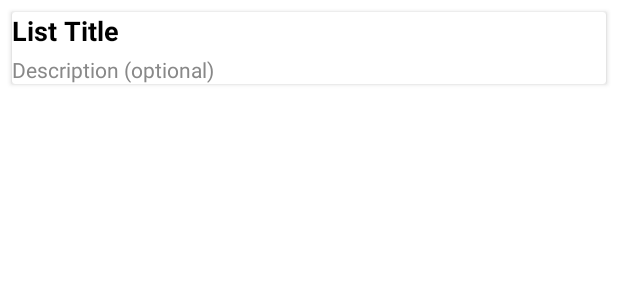
After one commit to amriths04/NothingToDo, an Android app: the layout item_task_list.xml on its own in the app's theme, with its tools: preview values and no code run, on a phone screen of 412 x 824 dp. The commit adds this screen. Shown: the top 300 px of the screen. Run offline under Robolectric (Android 15) with nearby library versions, the phone set to English and light mode, and no system bars.

Commit message:
adding list

```diff
--- a/app/build.gradle
+++ b/app/build.gradle
@@ -35,7 +35,13 @@ dependencies {
     implementation libs.activity
     implementation libs.constraintlayout
     implementation libs.gridlayout
+    implementation libs.room.runtime
+    annotationProcessor libs.room.compiler
+
     testImplementation libs.junit
     androidTestImplementation libs.ext.junit
     androidTestImplementation libs.espresso.core
+    implementation libs.room.runtime
+    annotationProcessor libs.room.compiler
+
 }
--- a/app/src/main/res/layout/activity_main.xml
+++ b/app/src/main/res/layout/activity_main.xml
@@ -131,6 +131,7 @@
                 android:layout_marginBottom="16dp"
                 android:clipToPadding="false"
                 android:overScrollMode="never"/>
+
         </LinearLayout>
     </ScrollView>
 
--- /dev/null
+++ b/app/src/main/res/layout/item_task_list.xml
@@ -0,0 +1,33 @@
+<?xml version="1.0" encoding="utf-8"?>
+<androidx.cardview.widget.CardView xmlns:android="http://schemas.android.com/apk/res/android"
+    android:layout_width="match_parent"
+    android:layout_height="wrap_content"
+    android:layout_marginVertical="8dp"
+    android:layout_marginHorizontal="8dp"
+    android:elevation="4dp"
+    android:padding="16dp">
+
+    <LinearLayout
+        android:layout_width="match_parent"
+        android:layout_height="wrap_content"
+        android:orientation="vertical">
+
+        <TextView
+            android:id="@+id/listName"
+            android:layout_width="wrap_content"
+            android:layout_height="wrap_content"
+            android:text="List Title"
+            android:textSize="18sp"
+            android:textStyle="bold"
+            android:textColor="@color/textPrimary" />
+
+        <TextView
+            android:id="@+id/listDesc"
+            android:layout_width="wrap_content"
+            android:layout_height="wrap_content"
+            android:text="Description (optional)"
+            android:textSize="14sp"
+            android:textColor="@color/textSecondary"
+            android:layout_marginTop="4dp" />
+    </LinearLayout>
+</androidx.cardview.widget.CardView>
--- a/gradle/libs.versions.toml
+++ b/gradle/libs.versions.toml
@@ -8,6 +8,7 @@ material = "1.12.0"
 activity = "1.10.1"
 constraintlayout = "2.2.1"
 gridlayout = "1.1.0"
+room = "2.6.1"
 
 [libraries]
 junit = { group = "junit", name = "junit", version.ref = "junit" }
@@ -18,6 +19,8 @@ material = { group = "com.google.android.material", name = "material", version.r
 activity = { group = "androidx.activity", name = "activity", version.ref = "activity" }
 constraintlayout = { group = "androidx.constraintlayout", name = "constraintlayout", version.ref = "constraintlayout" }
 gridlayout = { group = "androidx.gridlayout", name = "gridlayout", version.ref = "gridlayout" }
+room-runtime = { group = "androidx.room", name = "room-runtime", version.ref = "room" }
+room-compiler = { group = "androidx.room", name = "room-compiler", version.ref = "room" }
 
 [plugins]
 android-application = { id = "com.android.application", version.ref = "agp" }
```
Also changed, not shown: app/src/main/java/com/example/nothingtasks/MainActivity.java (+81 -2 lines), app/src/main/java/com/example/nothingtasks/Reminder.java (added, +33 -0 lines), app/src/main/java/com/example/nothingtasks/ReminderDao.java (added, +35 -0 lines), app/src/main/java/com/example/nothingtasks/TaskDatabase.java (added, +28 -0 lines), app/src/main/java/com/example/nothingtasks/TaskList.java (added, +21 -0 lines), app/src/main/java/com/example/nothingtasks/TaskListAdapter.java (added, +51 -0 lines), app/src/main/java/com/example/nothingtasks/TaskListDao.java (added, +22 -0 lines), app/src/main/res/layout/item_list.xml (added, +18 -0 lines).
